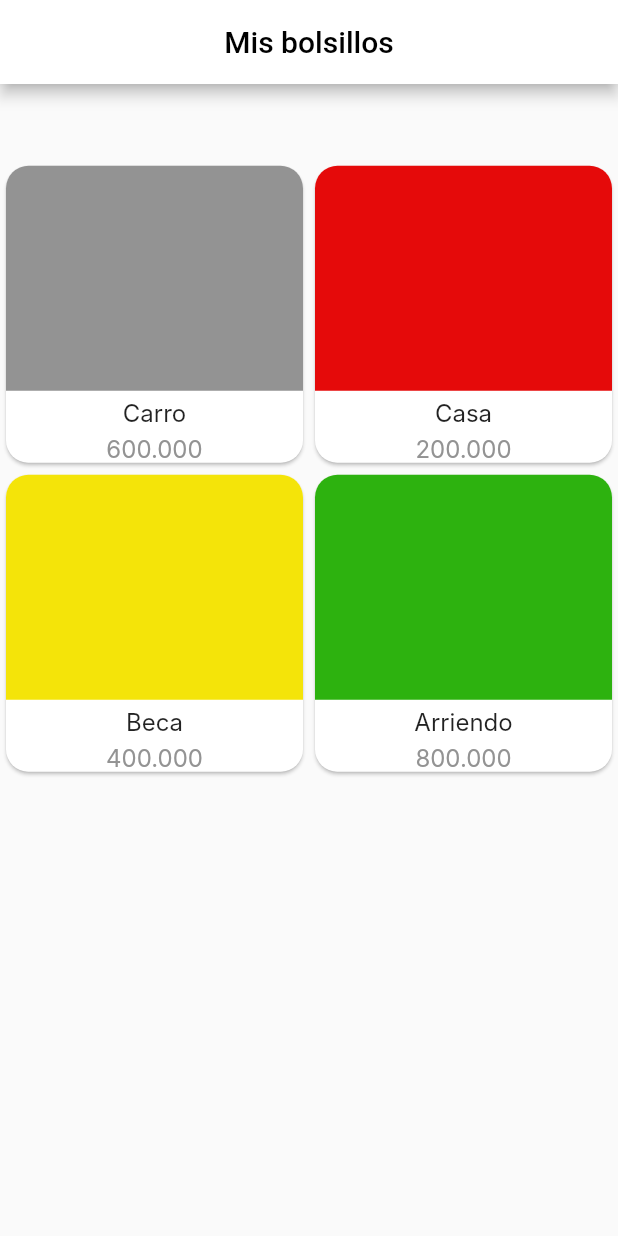
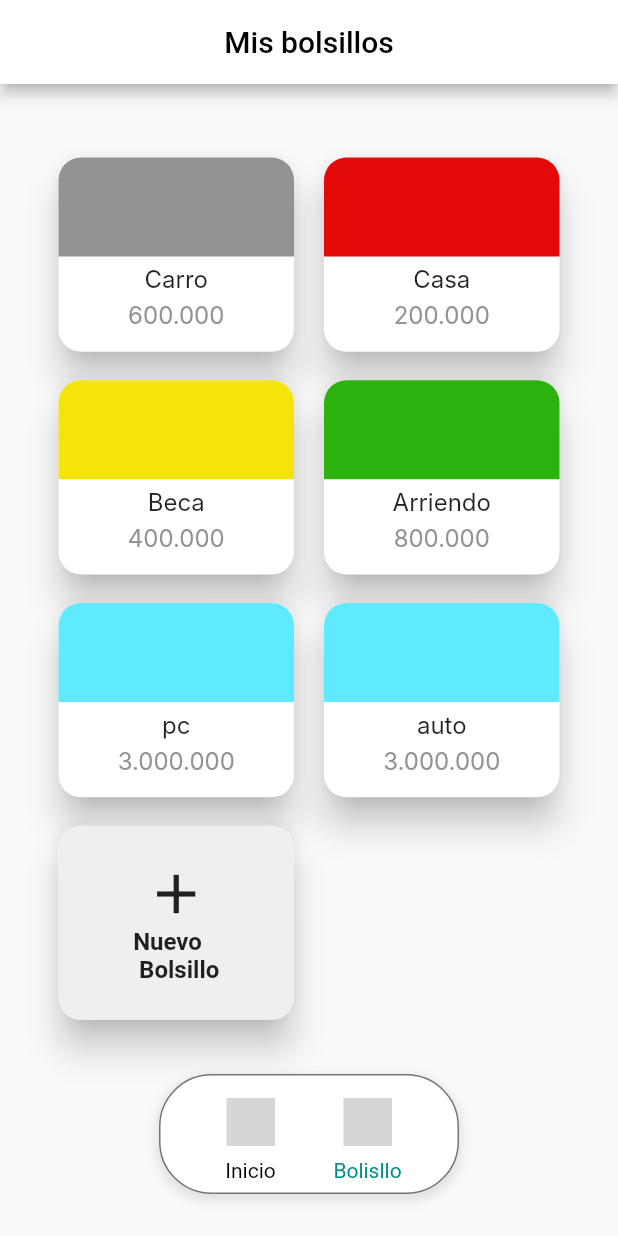
Before and after one commit to DavidEMV1622/app_bidi_login, a Flutter app: the screen it shows after launch, on a phone screen of 412 x 824 dp. Run offline on Flutter 3.47's test engine with Material 2 defaults, Android fonts, the phone set to English and light mode, and no system bars; our stand-ins replace flutter_secure_storage, flutter_svg, go_router; missing offline and left inert: iconify_flutter; Roboto replaces fonts that are missing (Inter); grey boxes are pictures that could not be loaded.

Commit message:
Terminacion de pantalla my_pocket

```diff
--- a/lib/src/pages/Logeado.dart
+++ b/lib/src/pages/Logeado.dart
@@ -21,10 +21,10 @@ class _LogeadoPageState extends State<LogeadoPage> {
           Center(
             child: Text("Pagina del usuario Logeado"),
           ),
-          barNavigation(page: true),
+          BarNavigation(page: true),
         ],
       ),
-      bottomNavigationBar: barNavigation(page: true),
+      bottomNavigationBar: BarNavigation(page: true),
     );
   }
 }
--- a/lib/src/pages/logeado2.dart
+++ b/lib/src/pages/logeado2.dart
@@ -27,7 +27,7 @@ class _LogeadoPage2State extends State<LogeadoPage2> {
       ),
       bottomNavigationBar: Padding(
         padding: const EdgeInsets.all(8.0),
-        child: barNavigation(page: false),
+        child: BarNavigation(page: false),
       ),
     );
   }
--- a/lib/src/pages/my_pocket.dart
+++ b/lib/src/pages/my_pocket.dart
@@ -1,6 +1,8 @@
 import 'package:app_credibanco_login/models/pocket_model.dart';
 import 'package:app_credibanco_login/src/widgets/pocket.dart';
 import 'package:flutter/material.dart';
+
+import '../widgets/dropBar.dart';
 
 class PocketList extends StatefulWidget {
   const PocketList({super.key});
@@ -14,6 +16,8 @@ class _PocketListState extends State<PocketList> {
     Pocket("Casa", "200.000", Color.fromARGB(255, 229, 10, 10)),
     Pocket("Beca", "400.000", Color.fromARGB(255, 244, 228, 9)),
     Pocket("Arriendo", "800.000", Color.fromARGB(255, 45, 178, 15)),
+    Pocket("pc", "3.000.000", Color.fromARGB(255, 95, 234, 255)),
+    Pocket("auto", "3.000.000", Color.fromARGB(255, 95, 234, 255)),
   ];
 
   @override
@@ -28,20 +32,29 @@ class _PocketListState extends State<PocketList> {
         centerTitle: true,
       ),
       body: Padding(
-        padding: const EdgeInsets.only(top: 45),
+        padding: const EdgeInsets.only(top: 45, left: 35, right: 35),
         child: GridView.builder(
-          padding: EdgeInsets.only(
-            bottom: 5.5,
-            top: 5.5,
+          gridDelegate: const SliverGridDelegateWithFixedCrossAxisCount(
+            crossAxisCount: 2, // Número de columnas
+            childAspectRatio: 1.2, // Relación de aspecto de los elementos
+            mainAxisSpacing: 11, // Espacio vertical entre elementos
+            crossAxisSpacing: 12.0, // Espacio horizontal entre elementos
           ),
-          gridDelegate: const SliverGridDelegateWithFixedCrossAxisCount(
-            crossAxisCount: 2,
-          ),
-          itemCount: listPocket.length,
+          itemCount: listPocket.length + 1,
           itemBuilder: (BuildContext context, int index) {
-            return Poket(item: listPocket[index]);
+            if (index < listPocket.length) {
+              return GestureDetector(child: Poket(item: listPocket[index]));
+            } else {
+              return GestureDetector(child: const PocketAdd());
+            }
+
+
           },
         ),
+      ),
+      bottomNavigationBar: const Padding(
+        padding: EdgeInsets.all(8.0),
+        child: BarNavigation(page: false),
       ),
     );
   }
--- a/lib/src/widgets/dropBar.dart
+++ b/lib/src/widgets/dropBar.dart
@@ -1,65 +1,20 @@
 import 'package:app_credibanco_login/src/pages/Logeado.dart';
-import 'package:app_credibanco_login/src/pages/logeado2.dart';
 import 'package:flutter/material.dart';
-import 'package:flutter_svg/svg.dart';
 import 'package:iconify_flutter/iconify_flutter.dart';
 import 'package:iconify_flutter/icons/bi.dart';
-import 'package:iconify_flutter/icons/cib.dart';
 
-// class BottomNavigation extends StatefulWidget {
-//   const BottomNavigation({super.key});
+import '../pages/my_pocket.dart';
 
-//   @override
-//   State<BottomNavigation> createState() => _BottomNavigationState();
-// }
-
-// class _BottomNavigationState extends State<BottomNavigation> {
-//   int _selectedIndex = 0;
-
-//   void _onItemTapped(int index) {
-//     setState(() {
-//       _selectedIndex = index;
-//     });
-//   }
-
-//   @override
-//   Widget build(BuildContext context) {
-//     return BottomNavigationBar(
-//       items: <BottomNavigationBarItem>[
-//         BottomNavigationBarItem(
-//             icon: SvgPicture.asset(
-//               'assets/icons/icon_home.svg',
-//               width: 10,
-//               height: 10,
-//             ),
-//             label: 'Inicio '),
-//         BottomNavigationBarItem(
-//             icon: SvgPicture.asset(
-//               'assets/icons/icon_wallet.svg',
-//               width: 10,
-//               height: 10,
-//             ),
-//             label: 'Bolsillo'),
-//       ],
-//       currentIndex: _selectedIndex,
-//       selectedItemColor: Colors.amber,
-//       onTap: _onItemTapped,
-//     );
-//   }
-// }
-
-// bottomNavigationBar
-
-class barNavigation extends StatefulWidget {
+class BarNavigation extends StatefulWidget {
   final bool page;
 
-  const barNavigation({super.key, required this.page});
+  const BarNavigation({super.key, required this.page});
 
   @override
-  State<barNavigation> createState() => _barNavigationState();
+  State<BarNavigation> createState() => _BarNavigationState();
 }
 
-class _barNavigationState extends State<barNavigation> {
+class _BarNavigationState extends State<BarNavigation> {
   @override
   Widget build(BuildContext context) {
     return Padding(
@@ -72,10 +27,10 @@ class _barNavigationState extends State<barNavigation> {
             height: 80,
             width: 200,
             decoration: BoxDecoration(
-                color: Color.fromARGB(255, 255, 255, 255),
+                color: const Color.fromARGB(255, 255, 255, 255),
                 border: Border.all(color: Colors.black54),
                 borderRadius: BorderRadius.circular(35),
-                boxShadow: [
+                boxShadow: const [
                   BoxShadow(
                     color: Color.fromARGB(25, 0, 0, 0),
                     offset: Offset(0, 3),
@@ -128,13 +83,13 @@ class _barNavigationState extends State<barNavigation> {
                         Navigator.push(
                             context,
                             MaterialPageRoute(
-                                builder: (context) => const LogeadoPage2()));
+                                builder: (context) => const PocketList()));
                       },
                       icon: Iconify(
                         Bi.wallet,
                         color: widget.page == true
-                            ? Color.fromARGB(255, 7, 7, 7)
-                            : Color(0xFF008D89),
+                            ? const Color.fromARGB(255, 7, 7, 7)
+                            : const Color(0xFF008D89),
                       ),
 
                       disabledColor: const Color.fromARGB(255, 0, 0, 0),
@@ -144,8 +99,8 @@ class _barNavigationState extends State<barNavigation> {
                       "Bolisllo",
                       style: TextStyle(
                         color: widget.page == true
-                            ? Color.fromARGB(255, 7, 7, 7)
-                            : Color(0xFF008D89),
+                            ? const Color.fromARGB(255, 7, 7, 7)
+                            : const Color(0xFF008D89),
                       ),
                     ),
                   ],
--- a/lib/src/widgets/pocket.dart
+++ b/lib/src/widgets/pocket.dart
@@ -8,75 +8,95 @@ class Poket extends StatelessWidget {
   @override
   Widget build(BuildContext context) {
     return SizedBox(
-      //height: 154,
+      height: 154,
       child: Card(
-        shape: RoundedRectangleBorder(
+        elevation: 10.0,
+        shape: const RoundedRectangleBorder(
             borderRadius: BorderRadius.all(Radius.circular(15))),
         child: Column(
           children: [
-            Expanded(
-              child: Container(
-                //height: 66,
-                decoration: BoxDecoration(
-                    color: item.colorPocket,
-                    borderRadius: BorderRadius.only(
-                        topLeft: Radius.circular(15),
-                        topRight: Radius.circular(15))),
-              ),
+            Container(
+              height: 66,
+              decoration: BoxDecoration(
+                  color: item.colorPocket,
+                  borderRadius: const BorderRadius.only(
+                      topLeft: Radius.circular(15),
+                      topRight: Radius.circular(15))),
             ),
             Column(
               children: [
-                SizedBox(
+                const SizedBox(
                   height: 5,
                 ),
                 Text(
                   item.namePocket,
-                  style: TextStyle(
+                  style: const TextStyle(
                     fontFamily: 'Inter',
                     fontSize: 16,
                   ),
                 ),
-                SizedBox(
+                const SizedBox(
                   height: 5,
                 ),
                 Text(
                   item.pocketBalance,
-                  style: TextStyle(
+                  style: const TextStyle(
                       fontFamily: 'Inter',
                       fontSize: 16,
                       color: Color.fromARGB(255, 147, 147, 147)),
                 )
               ],
             )
-
-            /* Expanded(
-              child: Column(
-                mainAxisAlignment: MainAxisAlignment.center,
-                crossAxisAlignment: CrossAxisAlignment.center,
-                children: [
-                  Text(
-                    item.namePocket,
-                    style: TextStyle(
-                      fontFamily: 'Inter',
-                      fontSize: 16,
-                    ),
-                  ),
-                  SizedBox(
-                    height: 5,
-                  ),
-                  Text(
-                    item.pocketBalance,
-                    style: TextStyle(
-                        fontFamily: 'Inter',
-                        fontSize: 16,
-                        color: Color.fromARGB(255, 147, 147, 147)),
-                  )
-                ],
-              ),
-            ) */
           ],
         ),
       ),
     );
   }
 }
+
+class PocketAdd extends StatefulWidget {
+  const PocketAdd({super.key});
+
+  @override
+  State<PocketAdd> createState() => _PocketAddState();
+}
+
+class _PocketAddState extends State<PocketAdd> {
+  @override
+  Widget build(BuildContext context) {
+    return SizedBox(
+      height: 154,
+      child: Card(
+        elevation: 10.0,
+        shape: const RoundedRectangleBorder(
+            borderRadius: BorderRadius.all(Radius.circular(15))),
+        child: Container(
+          height: 66,
+          decoration: const BoxDecoration(
+              color: Color(0XFFEFEFEF),
+              borderRadius: BorderRadius.all(Radius.circular(15))),
+          child: const Padding(
+            padding: EdgeInsets.all(8.0),
+            child: Column(
+              crossAxisAlignment: CrossAxisAlignment.center,
+              mainAxisAlignment: MainAxisAlignment.center,
+              children: [
+                Icon(
+                  Icons.add,
+                  size: 44,
+                ),
+                Text(
+                  'Nuevo \n Bolsillo',
+                  style: TextStyle(
+                    fontSize: 16,
+                    fontWeight: FontWeight.bold,
+                  ),
+                )
+              ],
+            ),
+          ),
+        ),
+      ),
+    );
+  }
+}
```
Also changed, not shown: lib/models/pocket_model.dart (indentation only).
